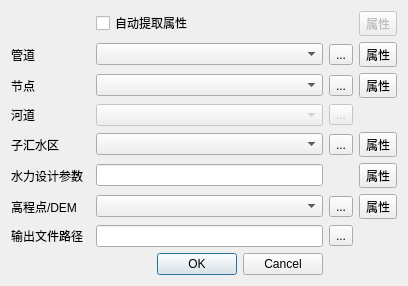
Before: the Qt Designer form rs_designer/rs_hydraul_dialog.ui in Zhiyu014/RS_designer, drawn with Qt 5.
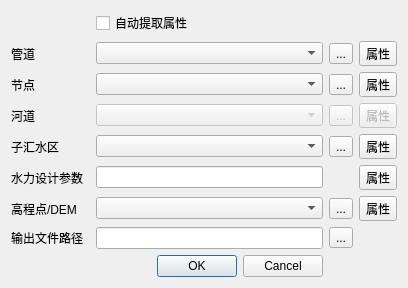
After: the same form once the commit is applied.

```diff
--- a/rs_designer/rs_hydraul_dialog.ui
+++ b/rs_designer/rs_hydraul_dialog.ui
@@ -198,7 +198,7 @@
      </property>
     </widget>
    </item>
-   <item row="0" column="4">
+   <item row="5" column="4">
     <widget class="QToolButton" name="inputButton6_2">
      <property name="enabled">
       <bool>false</bool>
```
Left out of the diff: 181 changed lines with no effect on the pictures.
